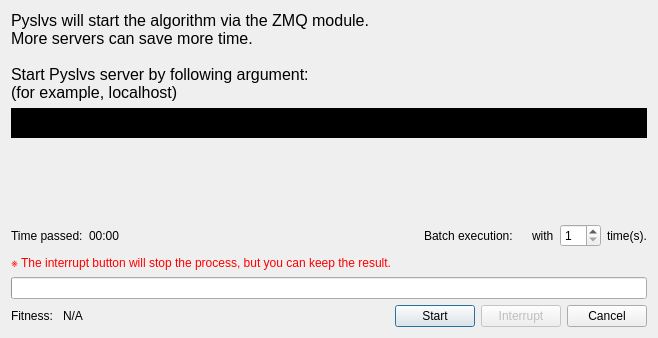
KmolYuan/Pyslvs-UI, file core/synthesis/DimensionalSynthesis/DimensionalSynthesis_dialog/progress.ui: the form before one commit.
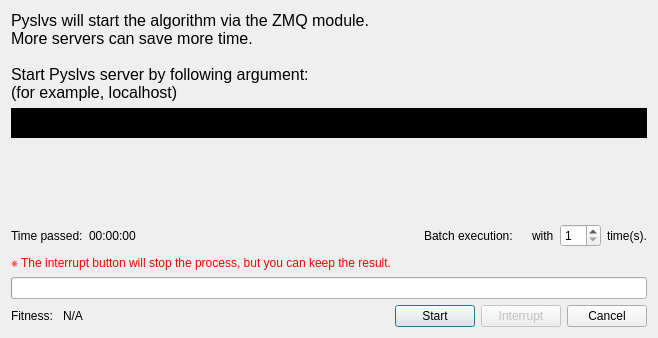
The form after the commit. Icons and pictures are not drawn.

Commit message: Timer unit added to hours.

Diff of the .ui file:
```diff
--- a/core/synthesis/DimensionalSynthesis/DimensionalSynthesis_dialog/progress.ui
+++ b/core/synthesis/DimensionalSynthesis/DimensionalSynthesis_dialog/progress.ui
@@ -91,7 +91,7 @@
      <item>
       <widget class="QLabel" name="time_label">
        <property name="text">
-        <string>00:00</string>
+        <string>00:00:00</string>
        </property>
       </widget>
      </item>
```
The commit also changes 2 other files.
